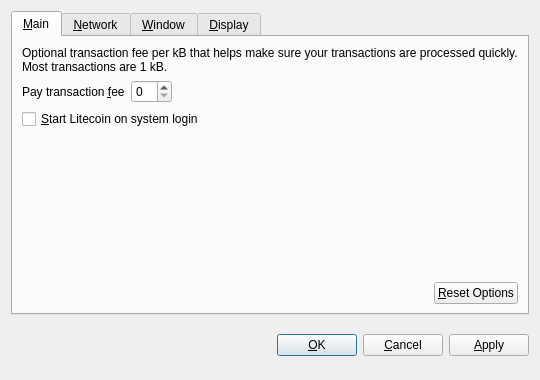
Qt form src/qt/forms/optionsdialog.ui (The-Cypherfunks/The-Cypherfunks) before a commit.
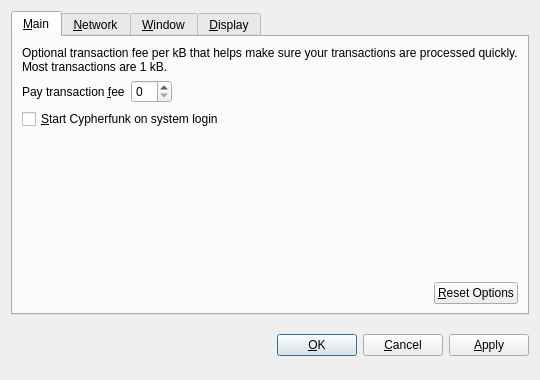
The same form after that commit. Custom widgets are drawn as their Qt base class.

Patch:
```diff
--- a/src/qt/forms/optionsdialog.ui
+++ b/src/qt/forms/optionsdialog.ui
@@ -82,7 +82,7 @@
           <string>Automatically start Litecoin after logging in to the system.</string>
          </property>
          <property name="text">
-          <string>&amp;Start Litecoin on system login</string>
+          <string>&amp;Start Cypherfunk on system login</string>
          </property>
         </widget>
        </item>
```
Left out of the diff: 10 changed lines with no effect on the pictures.
